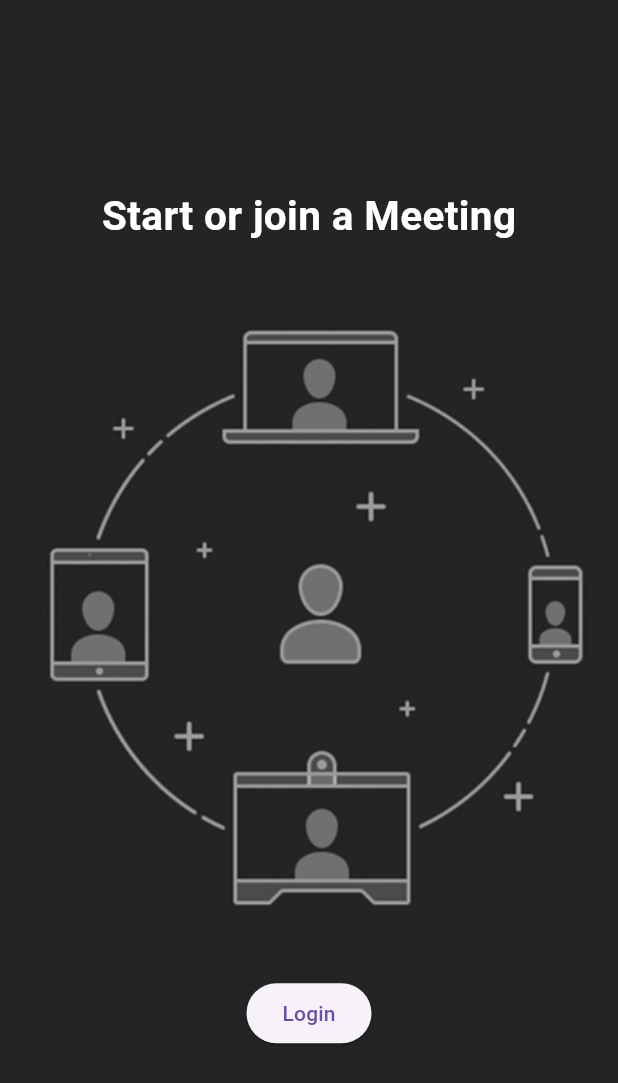
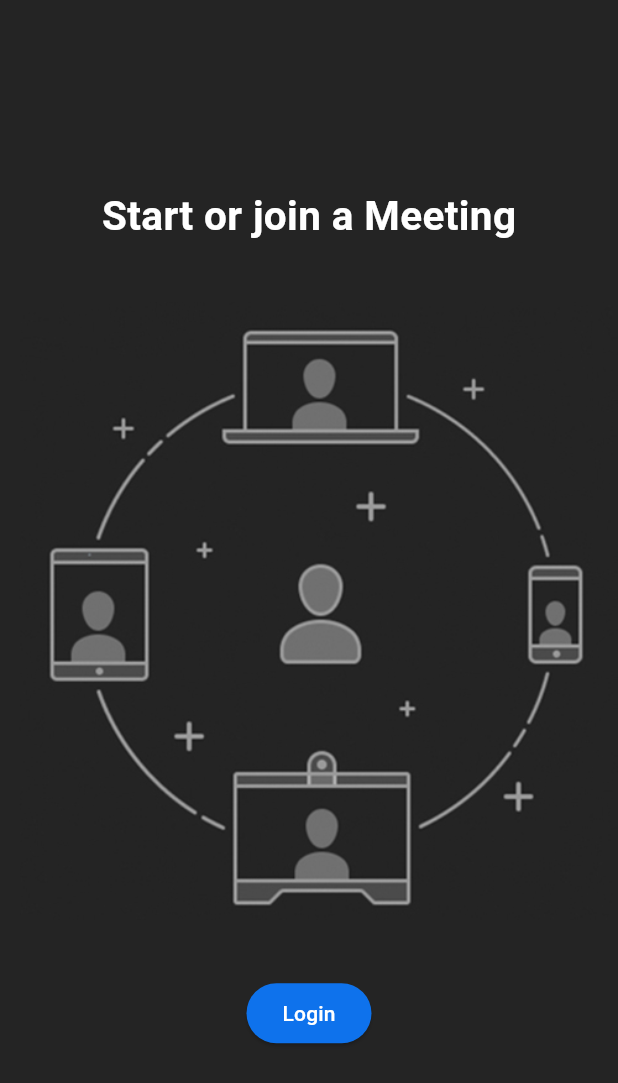
Before and after one commit to Ayushhhshh/Zoom_clone, a Flutter app: the screen it shows after launch, on a phone screen of 412 x 824 dp. Shown: the top 1083 px of the screen. Run offline on Flutter 3.47's test engine with Material 3 defaults, Android fonts, the phone set to English and light mode, and no system bars.

Commit message:
Added Custom button

```diff
--- a/lib/widgets/custom_button.dart
+++ b/lib/widgets/custom_button.dart
@@ -1,4 +1,5 @@
 import 'package:flutter/material.dart';
+import 'package:zoom_clone/utils/colors.dart';
 
 class CustomButton extends StatelessWidget {
   final String text;
@@ -6,6 +7,9 @@ class CustomButton extends StatelessWidget {
 
   @override
   Widget build(BuildContext context) {
-    return ElevatedButton(onPressed: () {}, child: Text(text),);
+    return ElevatedButton(onPressed: () {},
+    style: ElevatedButton.styleFrom(
+      backgroundColor: buttonColor,
+    ), child: Text(text, style: const TextStyle(color: Colors.white),));
   }
 }
```
